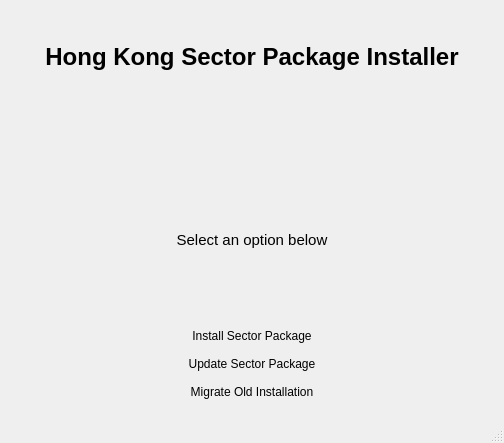
Old version of the form mainwindow.ui in the repository vatsimhk/Hong-Kong-Sector-Installer.
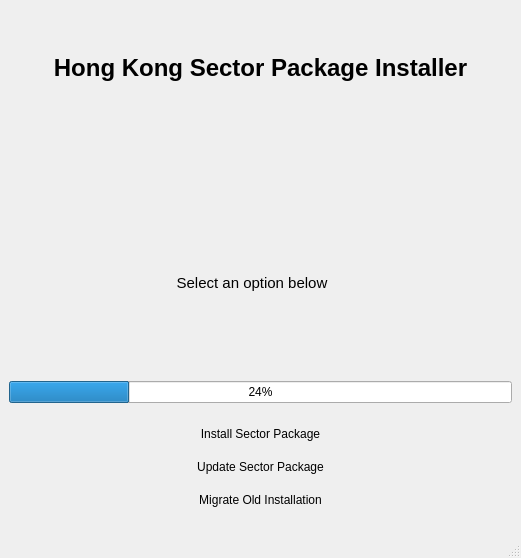
New version of the form.

The edit to the form file:
```diff
--- a/mainwindow.ui
+++ b/mainwindow.ui
@@ -6,8 +6,8 @@
    <rect>
     <x>0</x>
     <y>0</y>
-    <width>504</width>
-    <height>443</height>
+    <width>521</width>
+    <height>558</height>
    </rect>
   </property>
   <property name="windowTitle">
@@ -84,6 +84,22 @@
       </widget>
      </widget>
     </item>
+    <item>
+     <widget class="QProgressBar" name="progressBar">
+      <property name="styleSheet">
+       <string notr="true">QProgressBar::chunk { background-color: rgb(36,131,179); };
+QProgressBar { color: black; }
+text-align: center
+</string>
+      </property>
+      <property name="value">
+       <number>24</number>
+      </property>
+      <property name="format">
+       <string>%p%</string>
+      </property>
+     </widget>
+    </item>
     <item>
      <widget class="QWidget" name="buttons" native="true">
       <property name="autoFillBackground">
```
